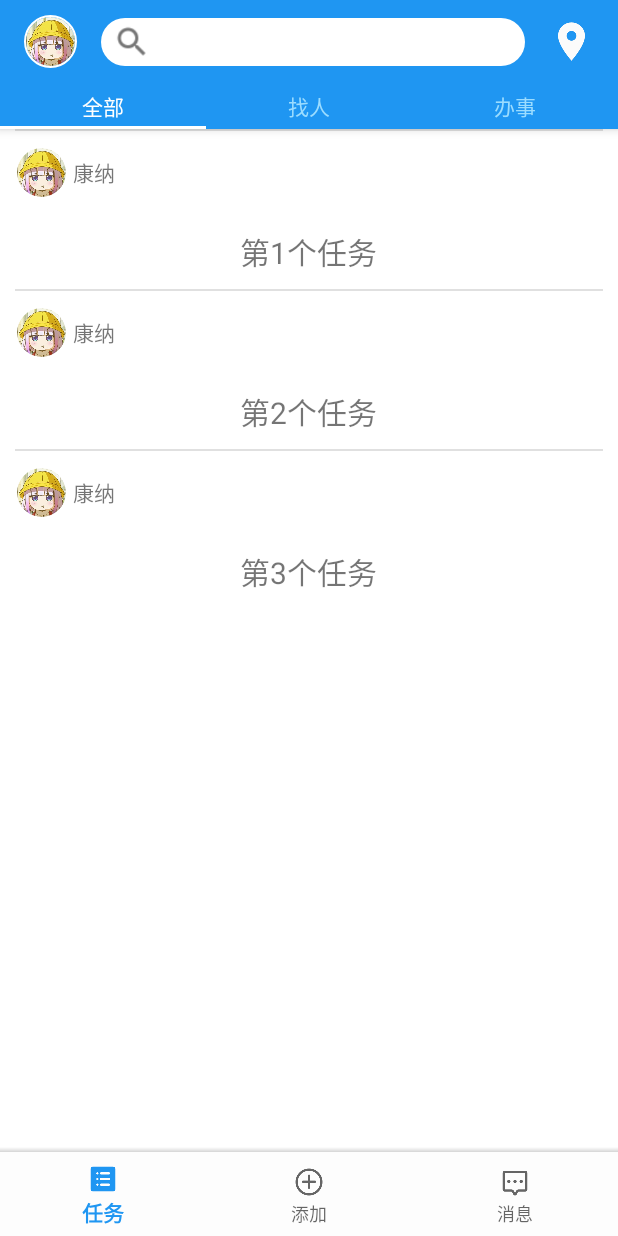
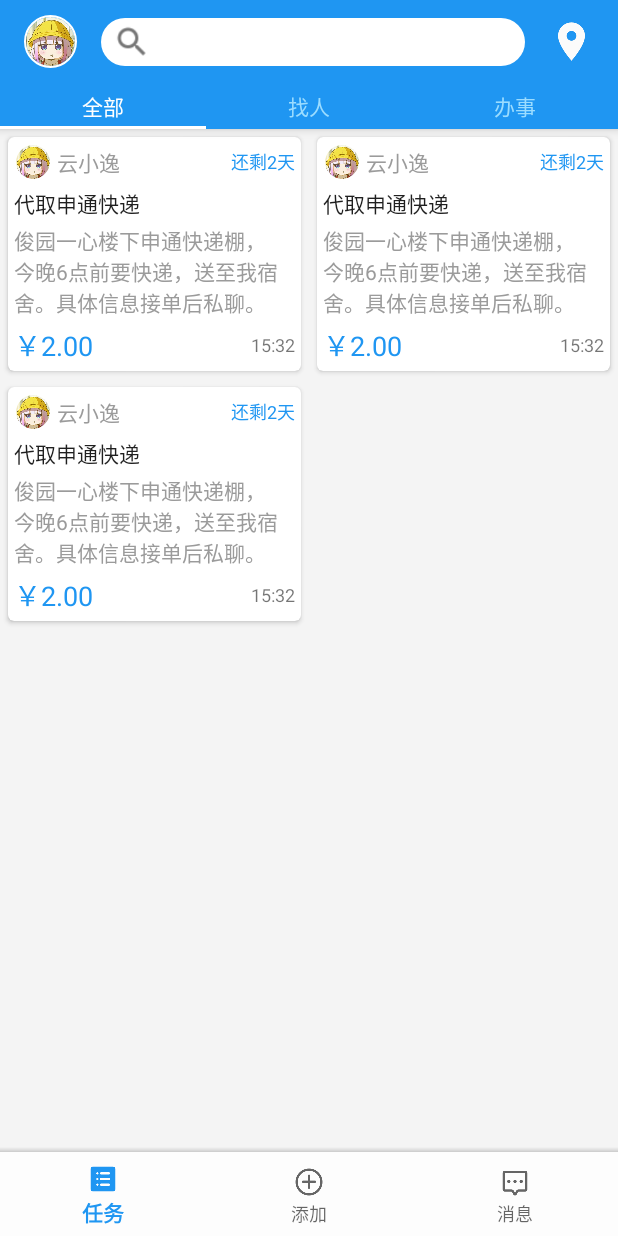
Before and after one commit to ws13685555932/ShareCampus, an Android app: the screen it shows after launch (MainActivity), on a phone screen of 412 x 824 dp. Run offline under Robolectric (Android 15) with nearby library versions, the phone set to English and light mode, and no system bars; our stand-ins replace ButterKnife, CircleImageView.

Commit message:
单个任务界面完成

```diff
--- a/app/build.gradle
+++ b/app/build.gradle
@@ -20,11 +20,10 @@ android {
 }
 
 dependencies {
-    compile fileTree(dir: 'libs', include: ['*.jar'])
+    compile fileTree(include: ['*.jar'], dir: 'libs')
     androidTestCompile('com.android.support.test.espresso:espresso-core:2.2.2', {
         exclude group: 'com.android.support', module: 'support-annotations'
     })
-
     compile 'com.android.support:appcompat-v7:26.+'
     compile 'com.android.support:design:26.+'
     compile 'com.android.support.constraint:constraint-layout:1.0.2'
@@ -33,4 +32,5 @@ dependencies {
     compile 'com.android.support:support-v4:26.+'
     testCompile 'junit:junit:4.12'
     annotationProcessor 'com.jakewharton:butterknife-compiler:8.8.1'
+    compile 'com.android.support:cardview-v7:26.0.0-alpha1'
 }
--- a/app/src/main/java/com/wangsheng/sharecampus/Bean/Task.java
+++ b/app/src/main/java/com/wangsheng/sharecampus/Bean/Task.java
@@ -5,6 +5,11 @@ package com.wangsheng.sharecampus.bean;
  */
 
 public class Task {
+    //引用时直接使用taskType == Task.TYPE_FIND_PERSON
+    public static final int TPYE_FIND_PERSON = 1;
+    public static final int TPYE_HELP = 2;
+    public static final int TPYE_OTHER = 3;
+
     String createrIconUrl;
     String createrName;
     String createTime;
--- a/app/src/main/java/com/wangsheng/sharecampus/adapter/TaskRecycleAdapter.java
+++ b/app/src/main/java/com/wangsheng/sharecampus/adapter/TaskRecycleAdapter.java
@@ -25,7 +25,7 @@ public class TaskRecycleAdapter extends RecyclerView.Adapter<RecyclerView.ViewHo
     }
     @Override
     public RecyclerView.ViewHolder onCreateViewHolder(ViewGroup parent, int viewType) {
-        View view = LayoutInflater.from(mContext).inflate(R.layout.taskitem, parent,
+        View view = LayoutInflater.from(mContext).inflate(R.layout.item_recy_task, parent,
                 false);
         MyViewHolder holder = new MyViewHolder(view);
 
@@ -39,7 +39,6 @@ public class TaskRecycleAdapter extends RecyclerView.Adapter<RecyclerView.ViewHo
 
     @Override
     public void onBindViewHolder(RecyclerView.ViewHolder holder, int position) {
-        ((MyViewHolder) holder).title.setText(mData.get(position).getTaskTitle());
     }
 
     @Override
@@ -63,7 +62,6 @@ public class TaskRecycleAdapter extends RecyclerView.Adapter<RecyclerView.ViewHo
         public MyViewHolder(View view)
         {
             super(view);
-            title = (TextView)view.findViewById(R.id.task_title);
         }
     }
 
--- a/app/src/main/java/com/wangsheng/sharecampus/fragment/CategoryFragment.java
+++ b/app/src/main/java/com/wangsheng/sharecampus/fragment/CategoryFragment.java
@@ -6,6 +6,7 @@ import android.support.v4.app.Fragment;
 import android.support.v7.widget.GridLayoutManager;
 import android.support.v7.widget.LinearLayoutManager;
 import android.support.v7.widget.RecyclerView;
+import android.support.v7.widget.StaggeredGridLayoutManager;
 import android.util.Log;
 import android.view.LayoutInflater;
 import android.view.View;
@@ -37,7 +38,7 @@ public class CategoryFragment extends LazyFragment {
     RecyclerView recyclerView;
     Unbinder unbinder;
     List<Task> list = new ArrayList<Task>();
-    private LinearLayoutManager mLayoutManager;
+    private StaggeredGridLayoutManager mLayoutManager;
 
 
     public CategoryFragment() {
@@ -46,7 +47,7 @@ public class CategoryFragment extends LazyFragment {
     @Nullable
     @Override
     public View onCreateView(LayoutInflater inflater, @Nullable ViewGroup container, @Nullable Bundle savedInstanceState) {
-        View view = inflater.inflate(R.layout.fragment_alltask,container,false);
+        View view = inflater.inflate(R.layout.fragment_catetory,container,false);
         unbinder = ButterKnife.bind(this,view);
 
         return view;
@@ -70,7 +71,8 @@ public class CategoryFragment extends LazyFragment {
         Task task3 = new Task();
         task3.setTaskTitle("第3个任务");
         list.add(task3);
-        mLayoutManager=new LinearLayoutManager(getActivity(),LinearLayoutManager.VERTICAL,false);//设置为一个1列的纵向网格布局
+
+        mLayoutManager = new StaggeredGridLayoutManager(2,StaggeredGridLayoutManager.VERTICAL);
         recyclerView.setLayoutManager(mLayoutManager);
         TaskRecycleAdapter taskRecycleAdapter = new TaskRecycleAdapter(getActivity(),list);
         recyclerView.setAdapter(taskRecycleAdapter);
--- a/app/src/main/res/layout/fragment_alltask.xml
+++ /dev/null
@@ -1,9 +0,0 @@
-<?xml version="1.0" encoding="utf-8"?>
-<LinearLayout xmlns:android="http://schemas.android.com/apk/res/android"
-    android:layout_width="match_parent"
-    android:layout_height="match_parent">
-    <android.support.v7.widget.RecyclerView
-        android:id="@+id/alltask"
-        android:layout_width="match_parent"
-        android:layout_height="match_parent"/>
-</LinearLayout>
--- a/app/src/main/res/layout/fragment_catetory.xml
+++ b/app/src/main/res/layout/fragment_catetory.xml
@@ -1,11 +1,12 @@
 <?xml version="1.0" encoding="utf-8"?>
-<LinearLayout xmlns:android="http://schemas.android.com/apk/res/android"
-    android:orientation="vertical" android:layout_width="match_parent"
-    android:layout_height="match_parent">
+<LinearLayout
+    xmlns:android="http://schemas.android.com/apk/res/android"
+    android:layout_width="match_parent"
+    android:layout_height="match_parent"
+    android:background="@color/background">
 
-    <TextView
-        android:layout_width="wrap_content"
-        android:layout_height="wrap_content"
-        android:text="hello world"/>
-
+    <android.support.v7.widget.RecyclerView
+        android:id="@+id/alltask"
+        android:layout_width="match_parent"
+        android:layout_height="match_parent" />
 </LinearLayout>
--- /dev/null
+++ b/app/src/main/res/layout/item_recy_task.xml
@@ -0,0 +1,107 @@
+<?xml version="1.0" encoding="utf-8"?>
+<android.support.v7.widget.CardView xmlns:android="http://schemas.android.com/apk/res/android"
+    xmlns:app="http://schemas.android.com/apk/res-auto"
+    android:layout_width="match_parent"
+    android:layout_height="wrap_content"
+    android:layout_margin="5dp"
+    android:background="@color/white"
+    android:elevation="3dp"
+    android:gravity="center"
+    app:cardCornerRadius="4dp">
+
+    <LinearLayout
+        android:layout_width="match_parent"
+        android:layout_height="wrap_content"
+        android:orientation="vertical">
+
+        <RelativeLayout
+            android:layout_width="match_parent"
+            android:layout_height="wrap_content"
+            android:layout_margin="4dp"
+            android:gravity="center_vertical">
+
+            <de.hdodenhof.circleimageview.CircleImageView
+                android:id="@+id/civ_user_icon"
+                android:layout_width="25dp"
+                android:layout_height="25dp"
+                android:layout_marginRight="3dp"
+                android:src="@drawable/kangna"
+                app:civ_border_color="@color/white"
+                app:civ_border_width="1dp" />
+
+            <TextView
+                android:layout_toRightOf="@id/civ_user_icon"
+                android:id="@+id/task_user_name"
+                android:layout_width="wrap_content"
+                android:layout_height="wrap_content"
+                android:layout_centerVertical="true"
+                android:text="云小逸"
+                android:textColor="@color/dark_gray"
+                android:textSize="14sp" />
+
+            <TextView
+                android:layout_width="wrap_content"
+                android:layout_height="wrap_content"
+                android:text="还剩2天"
+                android:layout_alignParentRight="true"
+                android:layout_centerVertical="true"
+                android:textColor="@color/blue_primary"
+                android:textAlignment="center"
+                android:textSize="12sp"/>
+        </RelativeLayout>
+
+
+        <LinearLayout
+            android:layout_width="match_parent"
+            android:layout_height="wrap_content"
+            android:layout_marginLeft="4dp"
+            android:layout_marginRight="4dp"
+            android:orientation="vertical">
+
+            <TextView
+                android:layout_width="match_parent"
+                android:layout_height="wrap_content"
+                android:maxLines="2"
+                android:layout_marginBottom="4dp"
+                android:textColor="@color/dark_black"
+                android:textSize="14sp"
+                android:ellipsize="end"
+                android:text="代取申通快递"
+                />
+
+            <TextView
+                android:layout_width="match_parent"
+                android:layout_height="wrap_content"
+                android:ellipsize="end"
+                android:text="俊园一心楼下申通快递棚，今晚6点前要快递，送至我宿舍。具体信息接单后私聊。"
+                android:textColor="@color/dark_gray"
+                android:textSize="14sp"
+                android:maxLines="6"/>
+        </LinearLayout>
+
+
+        <RelativeLayout
+            android:layout_margin="4dp"
+            android:layout_width="match_parent"
+            android:layout_height="wrap_content">
+
+            <TextView
+                android:layout_width="wrap_content"
+                android:layout_height="wrap_content"
+                android:text="￥2.00"
+                android:layout_alignParentLeft="true"
+                android:layout_centerVertical="true"
+                android:textSize="18sp"
+                android:textColor="@color/blue_primary"
+                />
+
+            <TextView
+                android:layout_width="wrap_content"
+                android:layout_height="wrap_content"
+                android:layout_alignParentRight="true"
+                android:layout_centerVertical="true"
+                android:textSize="12sp"
+                android:text="15:32"/>
+        </RelativeLayout>
+    </LinearLayout>
+</android.support.v7.widget.CardView>
--- a/app/src/main/res/layout/taskitem.xml
+++ /dev/null
@@ -1,46 +0,0 @@
-<?xml version="1.0" encoding="utf-8"?>
-<LinearLayout
-    xmlns:android="http://schemas.android.com/apk/res/android"
-    android:layout_width="match_parent"
-    android:layout_height="wrap_content"
-    android:gravity="center"
-    android:orientation="vertical"
-    xmlns:app="http://schemas.android.com/apk/res-auto">
-    <View
-        android:layout_height="1dp"
-        android:layout_width="match_parent"
-        android:layout_marginLeft="10dp"
-        android:layout_marginRight="10dp"
-        android:background="#e0e0e0"/>
-    <LinearLayout
-        android:layout_margin="10dp"
-        android:layout_width="match_parent"
-        android:layout_height="wrap_content"
-        android:gravity="center_vertical"
-        android:orientation="horizontal">
-        <de.hdodenhof.circleimageview.CircleImageView
-            android:id="@+id/task_user_icon"
-            android:layout_width="35dp"
-            android:layout_height="35dp"
-            android:layout_marginRight="3dp"
-            android:src="@drawable/kangna"
-            app:civ_border_color="@color/white"
-            app:civ_border_width="1dp" />
-        <TextView
-            android:id="@+id/task_user_name"
-            android:layout_width="wrap_content"
-            android:layout_height="wrap_content"
-            android:text="康纳"/>
-    </LinearLayout>
-    <LinearLayout
-        android:layout_width="match_parent"
-        android:layout_height="50dp"
-        android:gravity="center">
-        <TextView
-            android:id="@+id/task_title"
-            android:layout_width="wrap_content"
-            android:layout_height="wrap_content"
-            android:text="谁能帮我买个西红柿啊"
-            android:textSize="20dp"/>
-    </LinearLayout>
-</LinearLayout>
--- a/app/src/main/res/values/colors.xml
+++ b/app/src/main/res/values/colors.xml
@@ -18,7 +18,7 @@
     <!--任务标题颜色-->
     <color name="dark_black">#1f1f1f</color>
     <!--底边栏未选中图标颜色-->
-    <color name="drak_gray">#9b9b9b</color>
+    <color name="dark_gray">#9b9b9b</color>
     <!--搜索栏背景颜色-->
     <color name="light_gray">#eeeeee</color>
 
```
